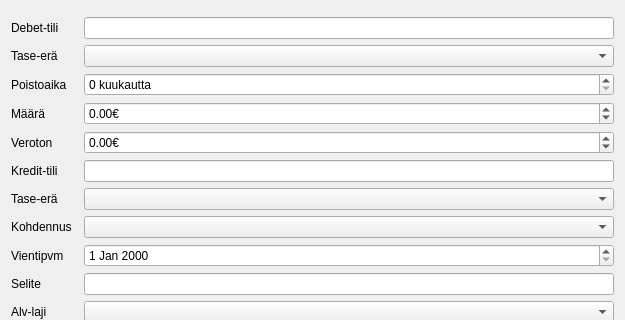
The window that kitupiikki/kirjaus/kirjausapuridialog.ui (artoh/kitupiikki) describes before a commit, drawn with Qt 5; both pictures show x 0 to 625 and y 0 to 320 of the 625 by 554 pixel window.
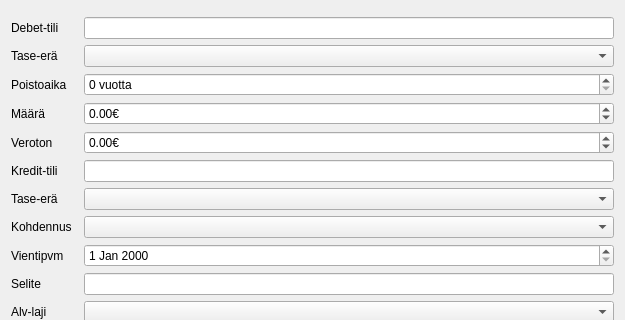
The same window after the commit. Custom widgets are drawn as their Qt base class.

What changed in the file:
```diff
--- a/kitupiikki/kirjaus/kirjausapuridialog.ui
+++ b/kitupiikki/kirjaus/kirjausapuridialog.ui
@@ -196,7 +196,7 @@
      <item row="2" column="1">
       <widget class="QSpinBox" name="poistoSpin">
        <property name="suffix">
-        <string> kuukautta</string>
+        <string> vuotta</string>
        </property>
        <property name="maximum">
         <number>1200</number>
```
